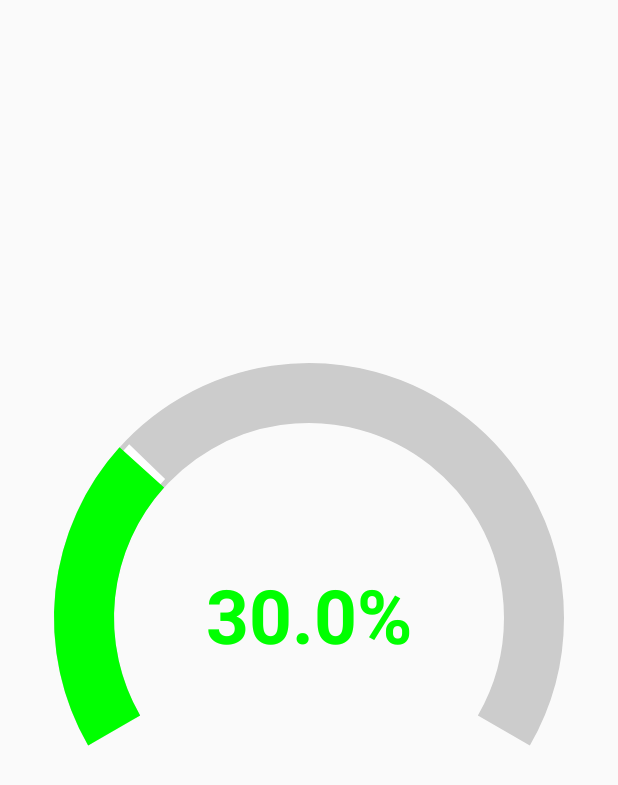
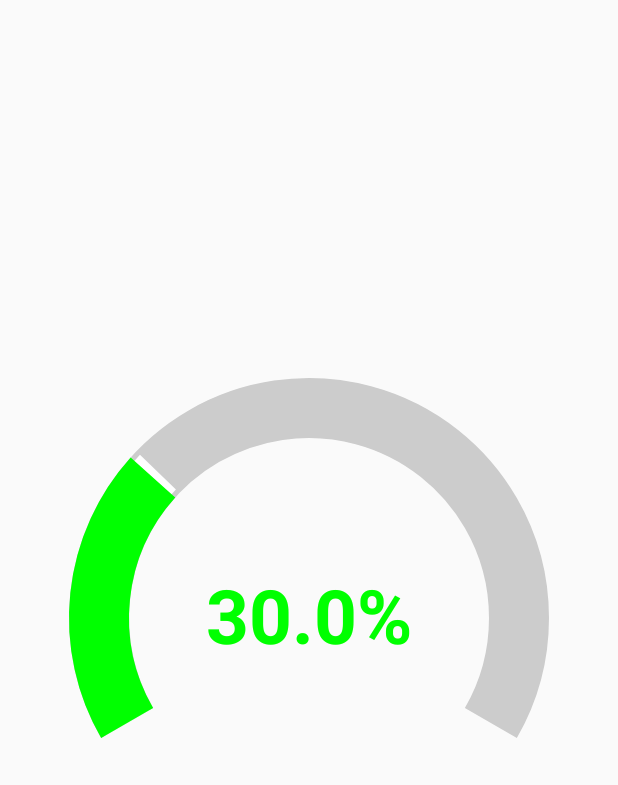
Before and after one commit to ParveshSandila/Gauge-Using-Jetpack-compose, an Android app built with Jetpack Compose: the screen it shows after launch (MainActivity), on a phone screen of 412 x 824 dp. Shown: the top 785 px of the screen. Run offline under Robolectric (Android 15) with nearby library versions, the phone set to English and light mode, and no system bars.

Commit message:
Inital commit

```diff
--- a/app/src/main/java/com/example/gaugeusingjetpackcompose/MainActivity.kt
+++ b/app/src/main/java/com/example/gaugeusingjetpackcompose/MainActivity.kt
@@ -40,7 +40,7 @@ class MainActivity : ComponentActivity() {
                     contentAlignment = Alignment.Center
                 ) {
                     CustomGauge(
-                        modifier = Modifier.size(300.dp),
+                        modifier = Modifier.size(280.dp),
                         percentage = 30f
                     )
                 }
```
